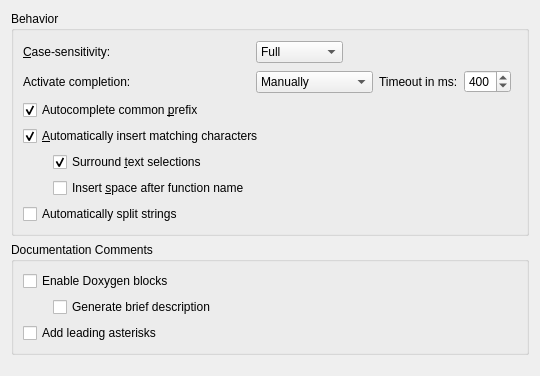
Above: src/plugins/cpptools/completionsettingspage.ui from qt-creator/qt-creator before the change. Below: the same form after it.
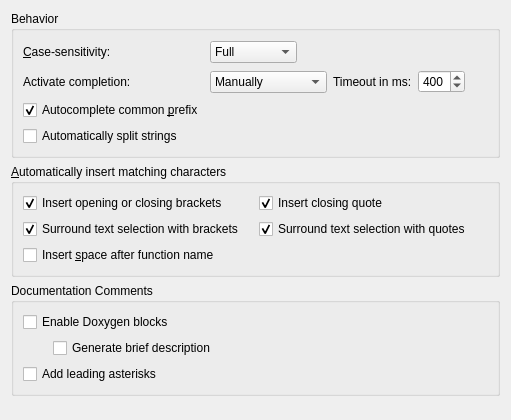
That is the form after the change.

Commit message:
Editor: Separate auto insert brace and quote magic.
To allow enabling/disabling both features separately.

Patch:
```diff
--- a/src/plugins/cpptools/completionsettingspage.ui
+++ b/src/plugins/cpptools/completionsettingspage.ui
@@ -6,8 +6,8 @@
    <rect>
     <x>0</x>
     <y>0</y>
-    <width>484</width>
-    <height>376</height>
+    <width>511</width>
+    <height>420</height>
    </rect>
   </property>
   <layout class="QVBoxLayout" name="verticalLayout_2">
@@ -17,35 +17,25 @@
       <string>Behavior</string>
      </property>
      <layout class="QGridLayout" name="gridLayout">
-      <item row="5" column="0">
-       <layout class="QHBoxLayout" name="horizontalLayout_2">
-        <item>
-         <spacer name="horizontalSpacer_4">
-          <property name="orientation">
-           <enum>Qt::Horizontal</enum>
-          </property>
-          <property name="sizeType">
-           <enum>QSizePolicy::Fixed</enum>
-          </property>
-          <property name="sizeHint" stdset="0">
-           <size>
-            <width>30</width>
-            <height>20</height>
-           </size>
-          </property>
-         </spacer>
-        </item>
-        <item>
-         <widget class="QCheckBox" name="spaceAfterFunctionName">
-          <property name="enabled">
-           <bool>true</bool>
-          </property>
-          <property name="text">
-           <string>Insert &amp;space after function name</string>
-          </property>
-         </widget>
-        </item>
-       </layout>
+      <item row="1" column="0">
+       <widget class="QLabel" name="completionTriggerLabel">
+        <property name="text">
+         <string>Activate completion:</string>
+        </property>
+       </widget>
+      </item>
+      <item row="0" column="2" colspan="4">
+       <spacer name="horizontalSpacer">
+        <property name="orientation">
+         <enum>Qt::Horizontal</enum>
+        </property>
+        <property name="sizeHint" stdset="0">
+         <size>
+          <width>70</width>
+          <height>24</height>
+         </size>
+        </property>
+       </spacer>
       </item>
       <item row="0" column="0">
        <widget class="QLabel" name="caseSensitivityLabel">
@@ -82,77 +72,6 @@
         </item>
        </widget>
       </item>
-      <item row="4" column="0">
-       <layout class="QHBoxLayout" name="horizontalLayout">
-        <item>
-         <spacer name="horizontalSpacer_2">
-          <property name="orientation">
-           <enum>Qt::Horizontal</enum>
-          </property>
-          <property name="sizeType">
-           <enum>QSizePolicy::Fixed</enum>
-          </property>
-          <property name="sizeHint" stdset="0">
-           <size>
-            <width>30</width>
-            <height>20</height>
-           </size>
-          </property>
-         </spacer>
-        </item>
-        <item>
-         <widget class="QCheckBox" name="surroundSelectedText">
-          <property name="toolTip">
-           <string>When typing a matching character and there is a text selection, instead of removing the selection, surrounds it with the corresponding characters.</string>
-          </property>
-          <property name="text">
-           <string>Surround &amp;text selections</string>
-          </property>
-          <property name="checked">
-           <bool>true</bool>
-          </property>
-         </widget>
-        </item>
-       </layout>
-      </item>
-      <item row="6" column="0">
-       <widget class="QCheckBox" name="autoSplitStrings">
-        <property name="toolTip">
-         <string>Splits a string into two lines by adding an end quote at the cursor position when you press Enter and a start quote to the next line, before the rest of the string.
-
-In addition, Shift+Enter inserts an escape character at the cursor position and moves the rest of the string to the next line.</string>
-        </property>
-        <property name="text">
-         <string>Automatically split strings</string>
-        </property>
-       </widget>
-      </item>
-      <item row="1" column="5">
-       <spacer name="horizontalSpacer_3">
-        <property name="orientation">
-         <enum>Qt::Horizontal</enum>
-        </property>
-        <property name="sizeHint" stdset="0">
-         <size>
-          <width>40</width>
-          <height>24</height>
-         </size>
-        </property>
-       </spacer>
-      </item>
-      <item row="0" column="2" colspan="4">
-       <spacer name="horizontalSpacer">
-        <property name="orientation">
-         <enum>Qt::Horizontal</enum>
-        </property>
-        <property name="sizeHint" stdset="0">
-         <size>
-          <width>70</width>
-          <height>24</height>
-         </size>
-        </property>
-       </spacer>
-      </item>
       <item row="1" column="1" colspan="2">
        <widget class="QComboBox" name="completionTrigger">
         <item>
@@ -179,39 +98,6 @@
         </property>
        </widget>
       </item>
-      <item row="2" column="0">
-       <widget class="QCheckBox" name="partiallyComplete">
-        <property name="toolTip">
-         <string>Inserts the common prefix of available completion items.</string>
-        </property>
-        <property name="text">
-         <string>Autocomplete common &amp;prefix</string>
-        </property>
-        <property name="checked">
-         <bool>true</bool>
-        </property>
-       </widget>
-      </item>
-      <item row="1" column="0">
-       <widget class="QLabel" name="completionTriggerLabel">
-        <property name="text">
-         <string>Activate completion:</string>
-        </property>
-       </widget>
-      </item>
-      <item row="3" column="0" colspan="2">
-       <widget class="QCheckBox" name="autoInsertBrackets">
-        <property name="toolTip">
-         <string>Automatically inserts semicolons and closing brackets, parentheses, curly braces, and quotes when appropriate.</string>
-        </property>
-        <property name="text">
-         <string>&amp;Automatically insert matching characters</string>
-        </property>
-        <property name="checked">
-         <bool>true</bool>
-        </property>
-       </widget>
-      </item>
       <item row="1" column="4">
        <widget class="QSpinBox" name="automaticProposalTimeoutSpinBox">
         <property name="maximum">
@@ -225,6 +111,109 @@
         </property>
        </widget>
       </item>
+      <item row="1" column="5">
+       <spacer name="horizontalSpacer_3">
+        <property name="orientation">
+         <enum>Qt::Horizontal</enum>
+        </property>
+        <property name="sizeHint" stdset="0">
+         <size>
+          <width>40</width>
+          <height>24</height>
+         </size>
+        </property>
+       </spacer>
+      </item>
+      <item row="2" column="0">
+       <widget class="QCheckBox" name="partiallyComplete">
+        <property name="toolTip">
+         <string>Inserts the common prefix of available completion items.</string>
+        </property>
+        <property name="text">
+         <string>Autocomplete common &amp;prefix</string>
+        </property>
+        <property name="checked">
+         <bool>true</bool>
+        </property>
+       </widget>
+      </item>
+      <item row="3" column="0">
+       <widget class="QCheckBox" name="autoSplitStrings">
+        <property name="toolTip">
+         <string>Splits a string into two lines by adding an end quote at the cursor position when you press Enter and a start quote to the next line, before the rest of the string.
+
+In addition, Shift+Enter inserts an escape character at the cursor position and moves the rest of the string to the next line.</string>
+        </property>
+        <property name="text">
+         <string>Automatically split strings</string>
+        </property>
+       </widget>
+      </item>
+     </layout>
+    </widget>
+   </item>
+   <item>
+    <widget class="QGroupBox" name="autoInsertGroupBox">
+     <property name="title">
+      <string>&amp;Automatically insert matching characters</string>
+     </property>
+     <layout class="QGridLayout" name="gridLayout_2">
+      <item row="0" column="0">
+       <widget class="QCheckBox" name="insertBrackets">
+        <property name="text">
+         <string>Insert opening or closing brackets</string>
+        </property>
+        <property name="checked">
+         <bool>true</bool>
+        </property>
+       </widget>
+      </item>
+      <item row="0" column="1">
+       <widget class="QCheckBox" name="insertQuotes">
+        <property name="text">
+         <string>Insert closing quote</string>
+        </property>
+        <property name="checked">
+         <bool>true</bool>
+        </property>
+       </widget>
+      </item>
+      <item row="1" column="0">
+       <widget class="QCheckBox" name="surroundBrackets">
+        <property name="toolTip">
+         <string>When typing a matching bracket and there is a text selection, instead of removing the selection, surrounds it with the corresponding characters.</string>
+        </property>
+        <property name="text">
+         <string>Surround text selection with brackets</string>
+        </property>
+        <property name="checked">
+         <bool>true</bool>
+        </property>
+       </widget>
+      </item>
+      <item row="2" column="0">
+       <widget class="QCheckBox" name="spaceAfterFunctionName">
+        <property name="enabled">
+         <bool>true</bool>
+        </property>
+        <property name="text">
+         <string>Insert &amp;space after function name</string>
+        </property>
+       </widget>
+      </item>
+      <item row="1" column="1">
+       <widget class="QCheckBox" name="surroundQuotes">
+        <property name="toolTip">
+         <string>When typing a matching quote and there is a text selection, instead of removing the selection, surrounds it with the corresponding characters.</string>
+        </property>
+        <property name="text">
+         <string>Surround text selection with quotes</string>
+        </property>
+        <property name="checked">
+         <bool>true</bool>
+        </property>
+       </widget>
+      </item>
      </layout>
     </widget>
    </item>
```
Left out of the diff: 57 changed lines with no effect on the pictures. The commit also changes 16 other files.
